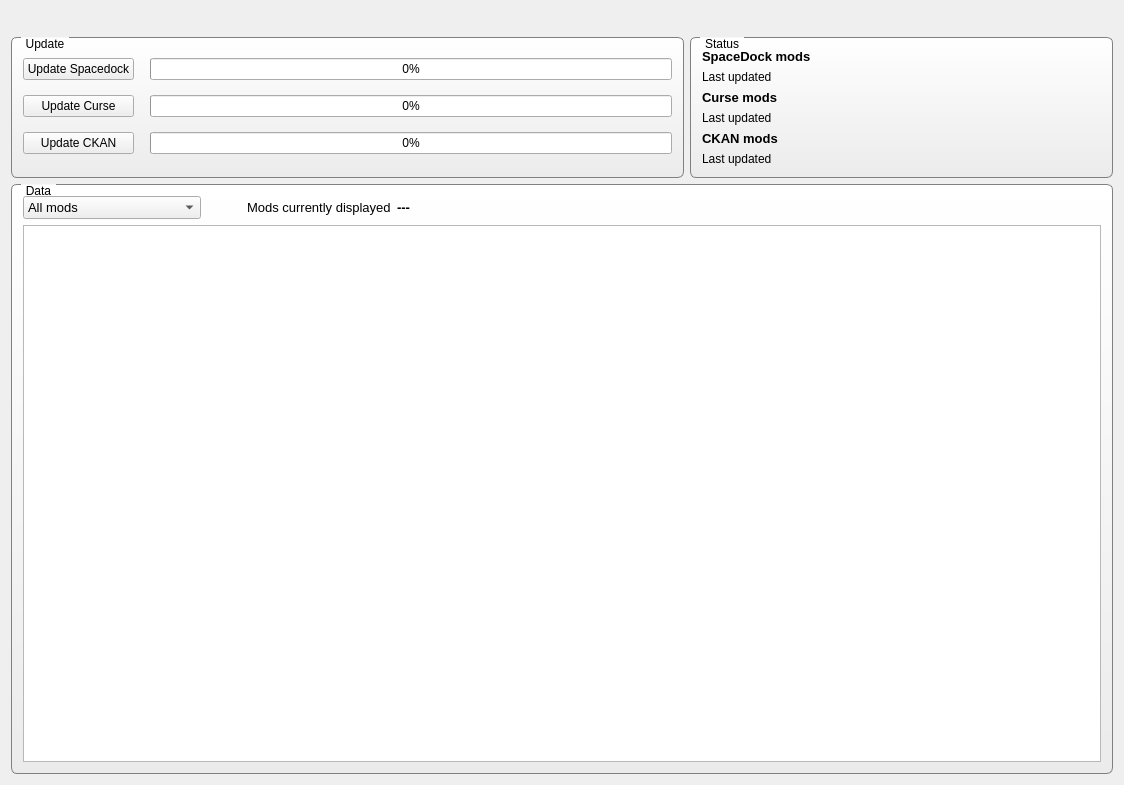
First picture: the form in ksp-mod-analyzer/ui/mainwindow.ui, repository akej74/ksp-mod-analyzer, before the edit.
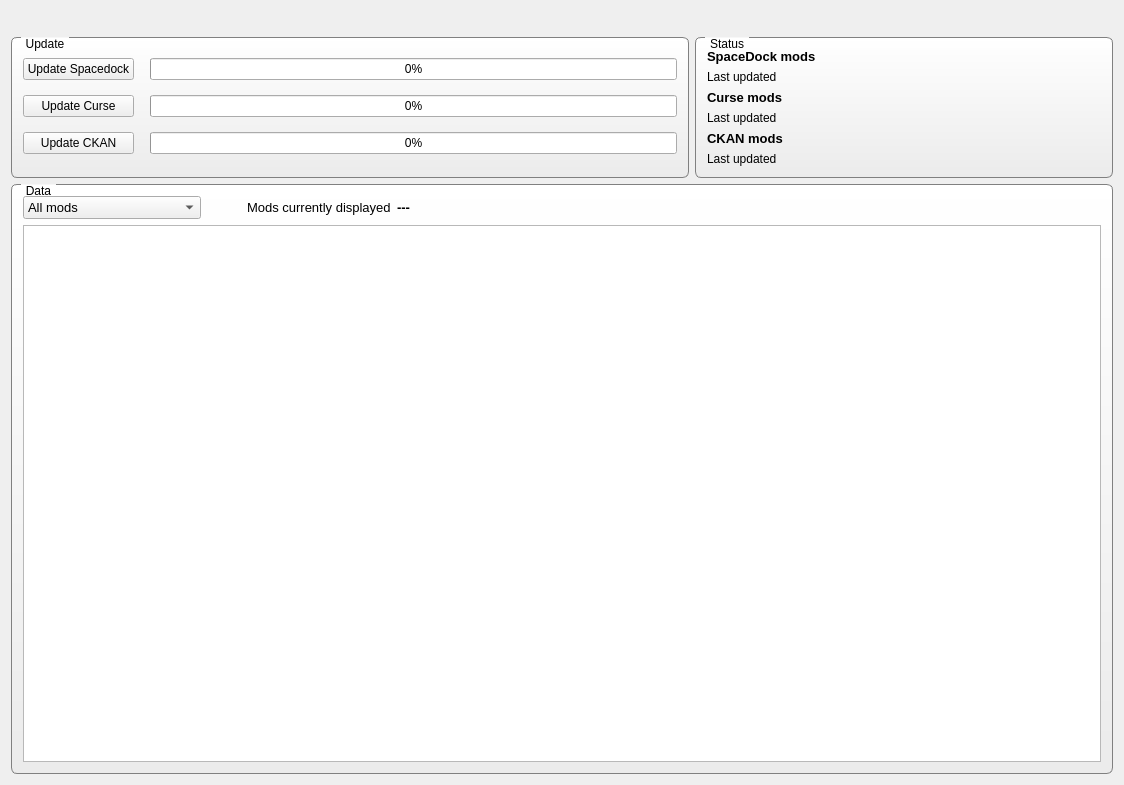
Second picture: the form after the edit. Icons and pictures are not drawn. Custom widgets are drawn as their Qt base class.

Commit message: Status bar formatting

What changed in the file:
```diff
--- a/ksp-mod-analyzer/ui/mainwindow.ui
+++ b/ksp-mod-analyzer/ui/mainwindow.ui
@@ -18,7 +18,9 @@
     <normaloff>:/icons/flying.png</normaloff>:/icons/flying.png</iconset>
   </property>
   <property name="styleSheet">
-   <string notr="true">QGroupBox {
+   <string notr="true">
+
+QGroupBox {
         background-color:qlineargradient(spread:pad, x1:1, y1:1, x2:1, y2:0, stop:0 rgba(235, 235, 235, 255), stop:1 rgba(255, 255, 255, 255));
         border: 1px solid gray;
         border-radius: 6px;
@@ -39,6 +41,10 @@
 	font-weight: bold;
 	margin-bottom:4px;
 	margin-top:2px;
+}
+
+QStatusBar {
+border-top: 1px outset grey;
 }</string>
   </property>
   <widget class="QWidget" name="centralWidget">
@@ -316,8 +322,8 @@
      <widget class="QLabel" name="labelFlyingKerbal">
       <property name="maximumSize">
        <size>
-        <width>50</width>
-        <height>60</height>
+        <width>40</width>
+        <height>50</height>
        </size>
       </property>
       <property name="text">
```
The commit also changes 1 other file.
